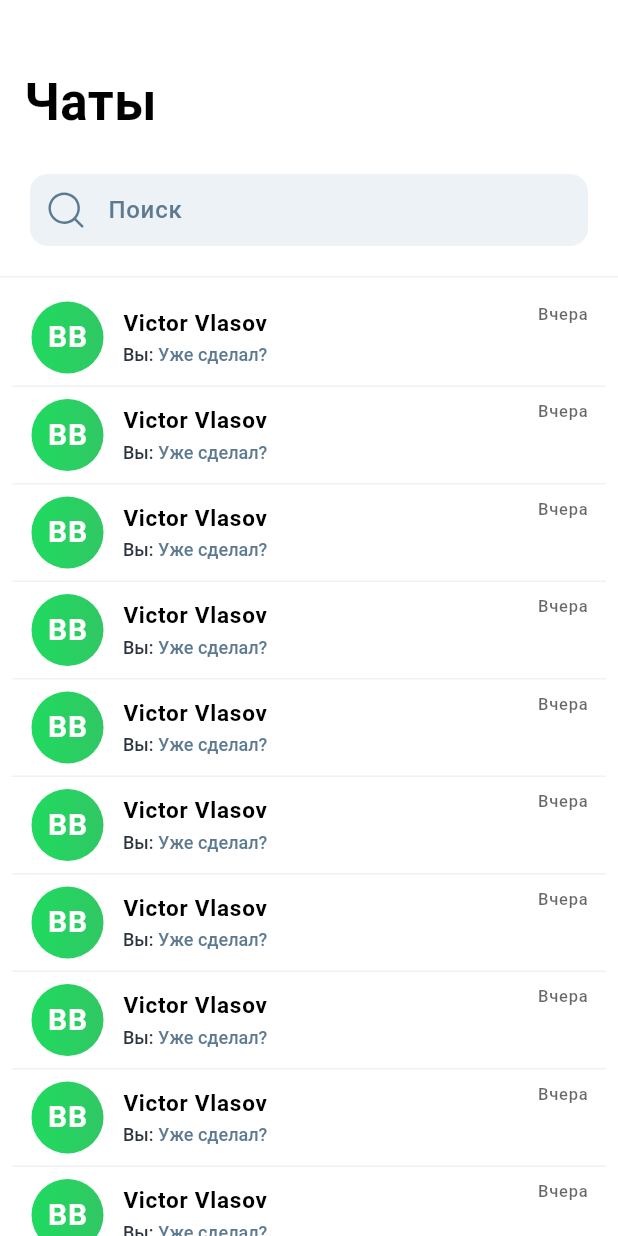
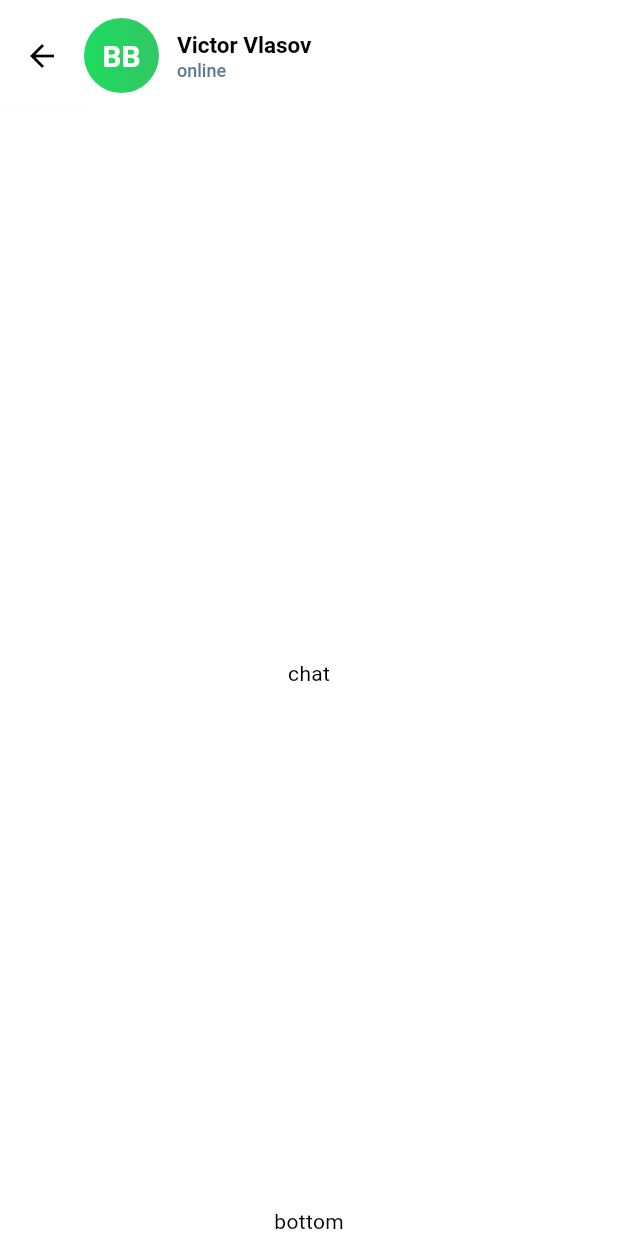
Before and after one commit to SarsenovZ2z/mozz, a Flutter app: the screen it shows after launch, after a tap on "BB", on a phone screen of 412 x 824 dp. Run offline on Flutter 3.47's test engine with Material 3 defaults, Android fonts, the phone set to English and light mode, and no system bars; our stand-ins replace flutter_svg, get_it, go_router.

Commit message:
chat app bar

```diff
--- /dev/null
+++ b/lib/src/features/chat/chat_service_provider.dart
@@ -0,0 +1,45 @@
+import 'package:flutter/material.dart';
+import 'package:go_router/go_router.dart';
+import 'package:mozz/src/common/service_provider.dart';
+import 'package:mozz/src/features/chat/presentation/pages/chat_screen.dart';
+
+class ChatServiceProvider extends ServiceProvider {
+  const ChatServiceProvider();
+
+  @override
+  List getRoutes() {
+    return [
+      GoRoute(
+        path: '/chat/:id',
+        name: 'chat',
+        pageBuilder: (context, state) => MaterialPage(
+          key: state.pageKey,
+          child: ChatScreen(
+            key: state.pageKey,
+            chatId: state.pathParameters['id']!,
+          ),
+        ),
+      ),
+    ];
+  }
+
+  @override
+  void registerBlocs() {
+    // TODO: implement registerBlocs
+  }
+
+  @override
+  void registerDataSources() {
+    // TODO: implement registerDataSources
+  }
+
+  @override
+  void registerRepositories() {
+    // TODO: implement registerRepositories
+  }
+
+  @override
+  void registerUseCases() {
+    // TODO: implement registerUseCases
+  }
+}
--- /dev/null
+++ b/lib/src/features/chat/presentation/pages/chat_screen.dart
@@ -0,0 +1,80 @@
+import 'package:flutter/material.dart';
+import 'package:mozz/src/features/chat/presentation/widgets/chat_image.dart';
+
+class ChatScreen extends StatelessWidget {
+  final String chatId;
+
+  const ChatScreen({
+    super.key,
+    required this.chatId,
+  });
+
+  @override
+  Widget build(BuildContext context) {
+    return Scaffold(
+      appBar: AppBar(
+        title: const _Title(),
+        toolbarHeight: 74,
+
+      ),
+      body: const _Content(),
+      bottomSheet: const _Bottom(),
+    );
+  }
+}
+
+class _Title extends StatelessWidget {
+  const _Title({super.key});
+
+  @override
+  Widget build(BuildContext context) {
+    return Row(
+      children: [
+        const ChatImage(),
+        const SizedBox(width: 12),
+        Column(
+          crossAxisAlignment: CrossAxisAlignment.start,
+          children: [
+            const Text(
+              'Victor Vlasov',
+              style: TextStyle(
+                fontSize: 15,
+                fontWeight: FontWeight.w600,
+              ),
+            ),
+            Text(
+              'online',
+              style: TextStyle(
+                fontSize: 12,
+                fontWeight: FontWeight.w500,
+                color: Theme.of(context).colorScheme.onTertiary,
+              ),
+            ),
+          ],
+        )
+      ],
+    );
+  }
+}
+
+class _Content extends StatelessWidget {
+  const _Content({super.key});
+
+  @override
+  Widget build(BuildContext context) {
+    return Center(
+      child: Text('chat'),
+    );
+  }
+}
+
+class _Bottom extends StatelessWidget {
+  const _Bottom({super.key});
+
+  @override
+  Widget build(BuildContext context) {
+    return SafeArea(
+      child: Text('bottom'),
+    );
+  }
+}
--- /dev/null
+++ b/lib/src/features/chat/presentation/widgets/chat_image.dart
@@ -0,0 +1,44 @@
+
+import 'package:flutter/material.dart';
+
+class ChatImage extends StatelessWidget {
+  static const gradientColors = [
+    [
+      Color(0xFF1FDB5F),
+      Color(0xFF31C764),
+    ],
+    [
+      Color(0xFFF66700),
+      Color(0xFFED3900),
+    ],
+    [
+      Color(0xFF00ACF6),
+      Color(0xFF006DED),
+    ],
+  ];
+
+  const ChatImage({super.key});
+
+  @override
+  Widget build(BuildContext context) {
+    return Container(
+      height: 50,
+      width: 50,
+      alignment: Alignment.center,
+      decoration: BoxDecoration(
+        shape: BoxShape.circle,
+        gradient: LinearGradient(
+          colors: gradientColors[0],
+        ),
+      ),
+      child: Text(
+        'BB',
+        style: TextStyle(
+          fontSize: 20,
+          fontWeight: FontWeight.w700,
+          color: Theme.of(context).colorScheme.background,
+        ),
+      ),
+    );
+  }
+}
--- a/lib/src/features/chat/presentation/widgets/chat_list_item.dart
+++ b/lib/src/features/chat/presentation/widgets/chat_list_item.dart
@@ -1,4 +1,6 @@
 import 'package:flutter/material.dart';
+import 'package:go_router/go_router.dart';
+import 'package:mozz/src/features/chat/presentation/widgets/chat_image.dart';
 
 class ChatListItem extends StatelessWidget {
   const ChatListItem({super.key});
@@ -16,13 +18,20 @@ class ChatListItem extends StatelessWidget {
       ),
       child: ListTile(
         dense: true,
-        onTap: () {},
+        onTap: () {
+          context.pushNamed(
+            'chat',
+            pathParameters: {
+              'id': '1',
+            },
+          );
+        },
         shape: RoundedRectangleBorder(
           borderRadius: BorderRadius.circular(8),
         ),
         horizontalTitleGap: 12,
         contentPadding: const EdgeInsets.symmetric(horizontal: 12),
-        leading: const _ChatImage(),
+        leading: const ChatImage(),
         title: const _Title(),
         subtitle: const _Subtitle(),
         trailing: const _ChatTimestamps(),
@@ -72,48 +81,6 @@ class _Subtitle extends StatelessWidget {
   }
 }
 
-class _ChatImage extends StatelessWidget {
-  static const gradientColors = [
-    [
-      Color(0xFF1FDB5F),
-      Color(0xFF31C764),
-    ],
-    [
-      Color(0xFFF66700),
-      Color(0xFFED3900),
-    ],
-    [
-      Color(0xFF00ACF6),
-      Color(0xFF006DED),
-    ],
-  ];
-
-  const _ChatImage({super.key});
-
-  @override
-  Widget build(BuildContext context) {
-    return Container(
-      height: 50,
-      width: 50,
-      alignment: Alignment.center,
-      decoration: BoxDecoration(
-        shape: BoxShape.circle,
-        gradient: LinearGradient(
-          colors: gradientColors[0],
-        ),
-      ),
-      child: Text(
-        'BB',
-        style: TextStyle(
-          fontSize: 20,
-          fontWeight: FontWeight.w700,
-          color: Theme.of(context).colorScheme.background,
-        ),
-      ),
-    );
-  }
-}
-
 class _ChatTimestamps extends StatelessWidget {
   const _ChatTimestamps({super.key});
 
--- a/lib/src/service_locator.dart
+++ b/lib/src/service_locator.dart
@@ -1,9 +1,11 @@
 import 'package:get_it/get_it.dart';
 import 'package:mozz/src/common/service_provider.dart';
+import 'package:mozz/src/features/chat/chat_service_provider.dart';
 import 'package:mozz/src/features/home/home_service_provider.dart';
 
 const services = <ServiceProvider>[
   HomeServiceProvider(),
+  ChatServiceProvider(),
 ];
 
 
--- a/lib/src/themes/theme.dart
+++ b/lib/src/themes/theme.dart
@@ -5,6 +5,13 @@ ThemeData themeData(ColorScheme theme) => ThemeData.from(
     ).copyWith(
       dividerColor: theme.outline,
       splashColor: Colors.green.shade50,
+      //
+      appBarTheme: AppBarTheme(
+        titleSpacing: 0,
+        elevation: 0.1,
+        shadowColor: theme.outline,
+        backgroundColor: theme.background,
+      ),
       //
       inputDecorationTheme: InputDecorationTheme(
         isDense: true,
```
